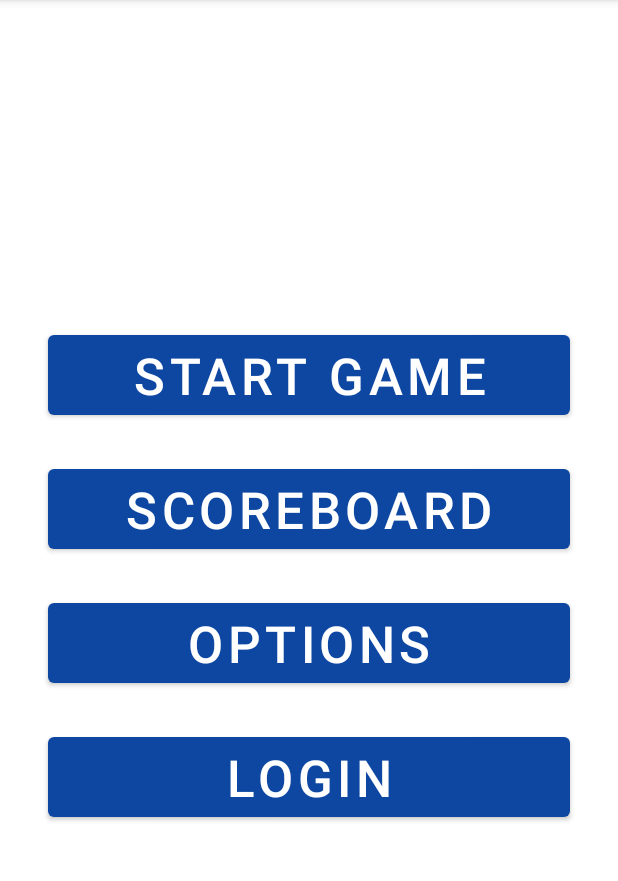
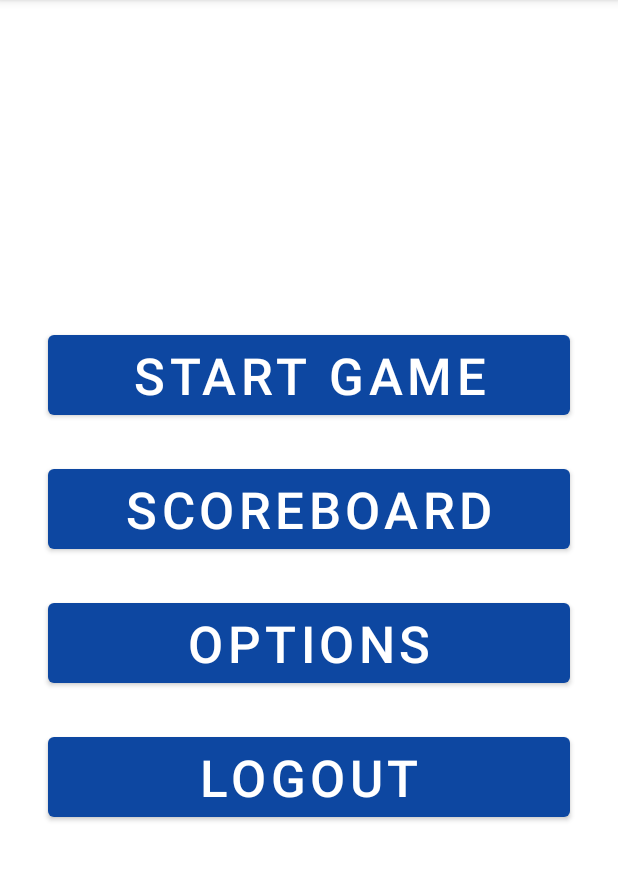
Before and after one commit to takotori/PythonOnAndroid, an Android app: the MenuActivity screen opened directly, with no data from a screen before it, on a phone screen of 412 x 824 dp, the part 84-965 px from its top. Run offline under Robolectric (Android 15) with nearby library versions, the light colour scheme and no system bars; our stand-ins replace Firebase (no records; nobody signed in at launch, a user with empty details on screens opened directly); libraries missing offline, so code that uses them is left out: com.firebase.ui.

Commit message:
wow didnt know about this

```diff
--- a/app/src/main/java/com/example/pythonOnAndroid/activities/LoginActivity.kt
+++ b/app/src/main/java/com/example/pythonOnAndroid/activities/LoginActivity.kt
@@ -52,9 +52,7 @@ class LoginActivity : AppCompatActivity() {
         if (result.resultCode == RESULT_OK) {
             // Successfully signed in
             val user = FirebaseAuth.getInstance().currentUser
-            startActivity(Intent(this, MenuActivity::class.java).apply {
-                putExtra("user", user)
-            })
+            startActivity(Intent(this, MenuActivity::class.java))
         } else {
             // Sign in failed. If response is null the user canceled the
             // sign-in flow using the back button. Otherwise check
--- a/app/src/main/java/com/example/pythonOnAndroid/activities/MenuActivity.kt
+++ b/app/src/main/java/com/example/pythonOnAndroid/activities/MenuActivity.kt
@@ -3,13 +3,12 @@ package com.example.pythonOnAndroid.activities
 import android.content.Context
 import android.content.Intent
 import android.net.ConnectivityManager
-import android.os.Build
 import android.os.Bundle
 import android.widget.Toast
 import androidx.appcompat.app.AppCompatActivity
 import com.example.pythonOnAndroid.databinding.ActivityMenuBinding
 import com.firebase.ui.auth.AuthUI
-import com.google.firebase.auth.FirebaseUser
+import com.google.firebase.auth.FirebaseAuth
 
 class MenuActivity : AppCompatActivity() {
     private lateinit var binding: ActivityMenuBinding
@@ -19,13 +18,8 @@ class MenuActivity : AppCompatActivity() {
         binding = ActivityMenuBinding.inflate(layoutInflater)
         setContentView(binding.root)
 
-        val userIntent = if (Build.VERSION.SDK_INT >= Build.VERSION_CODES.TIRAMISU) {
-            intent.getParcelableExtra("user", FirebaseUser::class.java)
-        } else {
-            intent.getParcelableExtra("user") as? FirebaseUser
-        }
-
-        if (userIntent == null || userIntent.isAnonymous) {
+        val user = FirebaseAuth.getInstance().currentUser
+        if (user == null || user.isAnonymous) {
             binding.logoutBtn.text = "Login"
         }
 
```
